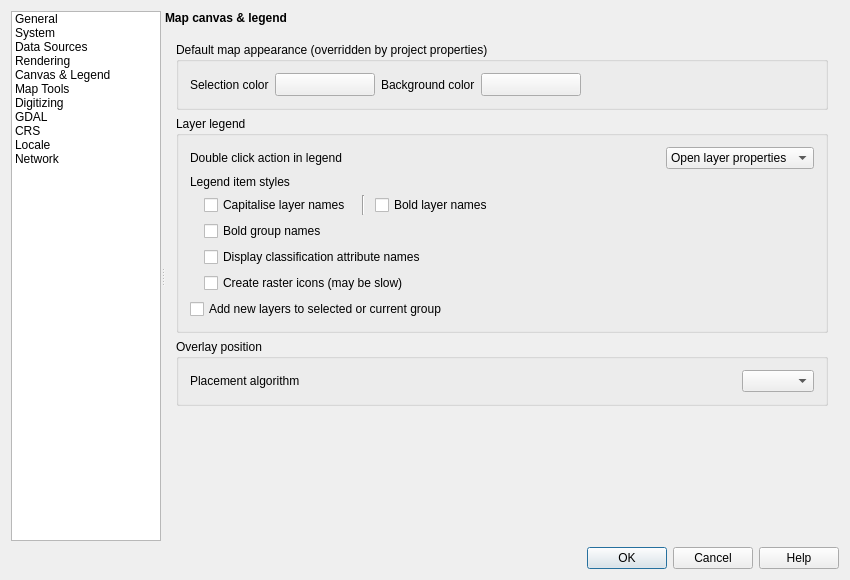
First picture: the form in src/ui/qgsoptionsbase.ui, repository qgis/QGIS, before the edit.
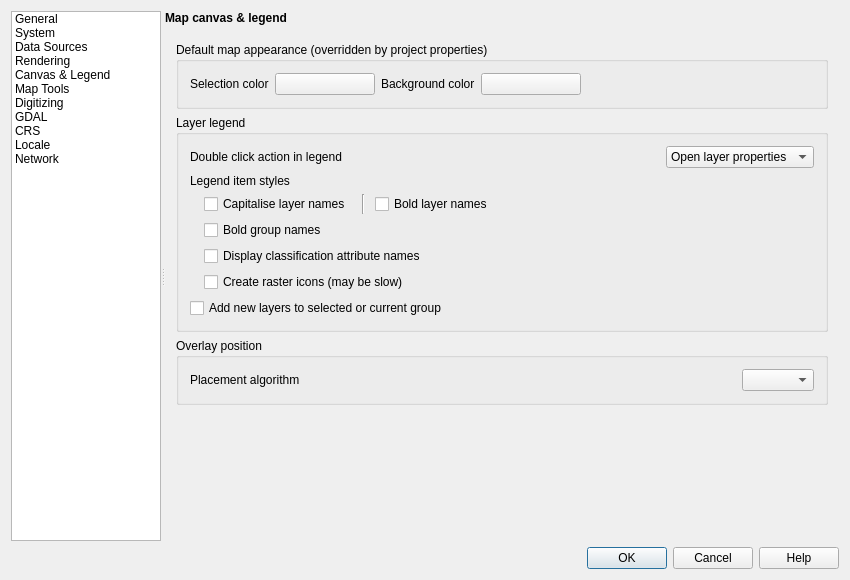
Second picture: the form after the edit. The open tabs and pages were chosen to show the change. Icons and pictures are not drawn. Custom widgets are drawn as their Qt base class.

Commit message: [FEATURE] Update QgsColorButton to offer live color chooser updates and show transparent checkerboard background

Diff of the .ui file:
```diff
--- a/src/ui/qgsoptionsbase.ui
+++ b/src/ui/qgsoptionsbase.ui
@@ -2081,8 +2081,8 @@
                <rect>
                 <x>0</x>
                 <y>0</y>
-                <width>669</width>
-                <height>490</height>
+                <width>474</width>
+                <height>390</height>
                </rect>
               </property>
               <layout class="QVBoxLayout" name="verticalLayout_25">
@@ -2091,34 +2091,46 @@
                  <property name="title">
                   <string>Default map appearance (overridden by project properties)</string>
                  </property>
-                 <layout class="QGridLayout" name="_2">
-                  <item row="0" column="0">
-                   <widget class="QLabel" name="textLabel1_9">
-                    <property name="sizePolicy">
-                     <sizepolicy hsizetype="Maximum" vsizetype="Preferred">
-                      <horstretch>0</horstretch>
-                      <verstretch>0</verstretch>
-                     </sizepolicy>
-                    </property>
-                    <property name="text">
-                     <string>Selection color</string>
-                    </property>
-                   </widget>
-                  </item>
-                  <item row="0" column="3">
+                 <layout class="QGridLayout" name="gridLayout_7">
+                  <item row="0" column="4">
                    <widget class="QgsColorButton" name="pbnCanvasColor">
+                    <property name="sizePolicy">
+                     <sizepolicy hsizetype="Fixed" vsizetype="Fixed">
+                      <horstretch>0</horstretch>
+                      <verstretch>0</verstretch>
+                     </sizepolicy>
+                    </property>
                     <property name="minimumSize">
                      <size>
                       <width>100</width>
                       <height>0</height>
                      </size>
                     </property>
+                    <property name="maximumSize">
+                     <size>
+                      <width>100</width>
+                      <height>16777215</height>
+                     </size>
+                    </property>
                     <property name="text">
                      <string/>
                     </property>
                    </widget>
                   </item>
-                  <item row="0" column="2">
+                  <item row="0" column="6">
+                   <spacer name="horizontalSpacer_28">
+                    <property name="orientation">
+                     <enum>Qt::Horizontal</enum>
+                    </property>
+                    <property name="sizeHint" stdset="0">
+                     <size>
+                      <width>40</width>
+                      <height>20</height>
+                     </size>
+                    </property>
+                   </spacer>
+                  </item>
+                  <item row="0" column="3">
                    <widget class="QLabel" name="label">
                     <property name="sizePolicy">
                      <sizepolicy hsizetype="Maximum" vsizetype="Preferred">
@@ -2131,32 +2143,44 @@
                     </property>
                    </widget>
                   </item>
+                  <item row="0" column="0">
+                   <widget class="QLabel" name="textLabel1_9">
+                    <property name="sizePolicy">
+                     <sizepolicy hsizetype="Maximum" vsizetype="Preferred">
+                      <horstretch>0</horstretch>
+                      <verstretch>0</verstretch>
+                     </sizepolicy>
+                    </property>
+                    <property name="text">
+                     <string>Selection color</string>
+                    </property>
+                   </widget>
+                  </item>
                   <item row="0" column="1">
                    <widget class="QgsColorButton" name="pbnSelectionColor">
+                    <property name="sizePolicy">
+                     <sizepolicy hsizetype="Fixed" vsizetype="Fixed">
+                      <horstretch>0</horstretch>
+                      <verstretch>0</verstretch>
+                     </sizepolicy>
+                    </property>
                     <property name="minimumSize">
                      <size>
                       <width>100</width>
                       <height>0</height>
                      </size>
                     </property>
+                    <property name="maximumSize">
+                     <size>
+                      <width>100</width>
+                      <height>16777215</height>
+                     </size>
+                    </property>
                     <property name="text">
                      <string/>
                     </property>
                    </widget>
                   </item>
-                  <item row="0" column="4">
-                   <spacer name="horizontalSpacer_28">
-                    <property name="orientation">
-                     <enum>Qt::Horizontal</enum>
-                    </property>
-                    <property name="sizeHint" stdset="0">
-                     <size>
-                      <width>40</width>
-                      <height>20</height>
-                     </size>
-                    </property>
-                   </spacer>
-                  </item>
                  </layout>
                 </widget>
                </item>
@@ -3995,17 +4019,17 @@
  </widget>
  <layoutdefault spacing="6" margin="11"/>
  <customwidgets>
+  <customwidget>
+   <class>QgsColorButton</class>
+   <extends>QPushButton</extends>
+   <header>qgscolorbutton.h</header>
+  </customwidget>
   <customwidget>
    <class>QgsCollapsibleGroupBox</class>
    <extends>QGroupBox</extends>
    <header>qgscollapsiblegroupbox.h</header>
    <container>1</container>
   </customwidget>
-  <customwidget>
-   <class>QgsColorButton</class>
-   <extends>QToolButton</extends>
-   <header>qgscolorbutton.h</header>
-  </customwidget>
  </customwidgets>
  <resources>
   <include location="../../images/images.qrc"/>
```
Left out of the diff: 137 changed lines with no effect on the pictures. The commit also changes 73 other files.
